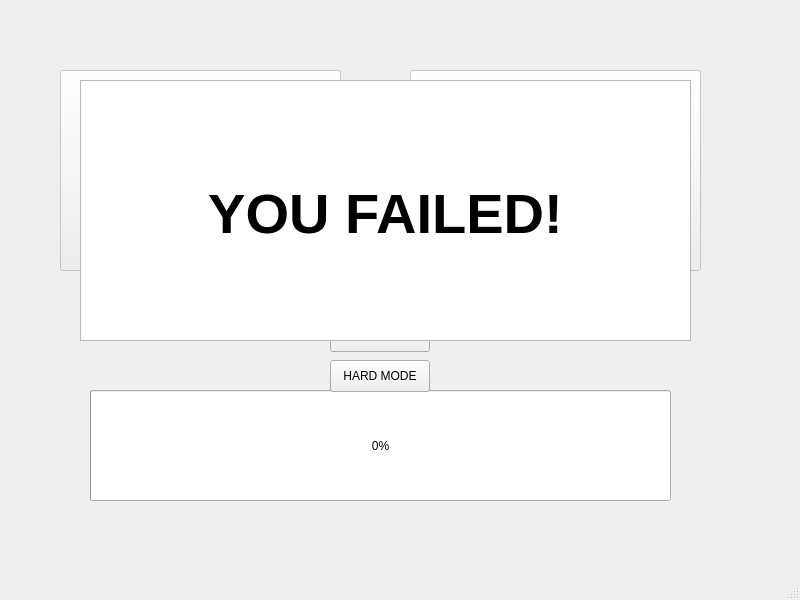
Before: the Qt Designer form SimonGame/mainwindow.ui in markusbuck/simon-game, drawn with Qt 5.
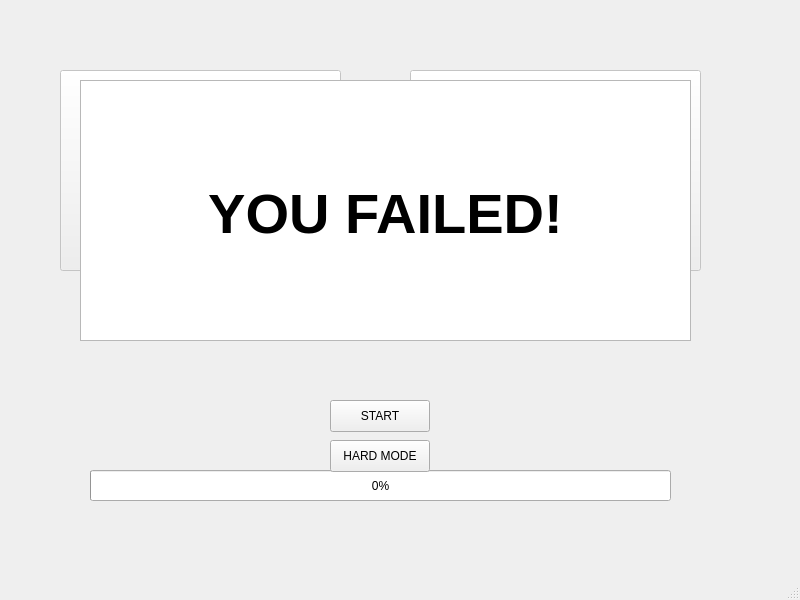
After: the same form once the commit is applied.

Commit message: removed arc4random and changed to QRandomGenerator, and changed int to size_t

```diff
--- a/SimonGame/mainwindow.ui
+++ b/SimonGame/mainwindow.ui
@@ -18,7 +18,7 @@
     <property name="geometry">
      <rect>
       <x>330</x>
-      <y>320</y>
+      <y>400</y>
       <width>100</width>
       <height>32</height>
      </rect>
@@ -63,9 +63,9 @@
     <property name="geometry">
      <rect>
       <x>90</x>
-      <y>390</y>
+      <y>470</y>
       <width>581</width>
-      <height>111</height>
+      <height>31</height>
      </rect>
     </property>
     <property name="value">
@@ -76,7 +76,7 @@
     <property name="geometry">
      <rect>
       <x>330</x>
-      <y>360</y>
+      <y>440</y>
       <width>100</width>
       <height>32</height>
      </rect>
```
Left out of the diff: 2 changed lines with no effect on the pictures. The commit also changes 2 other files.
